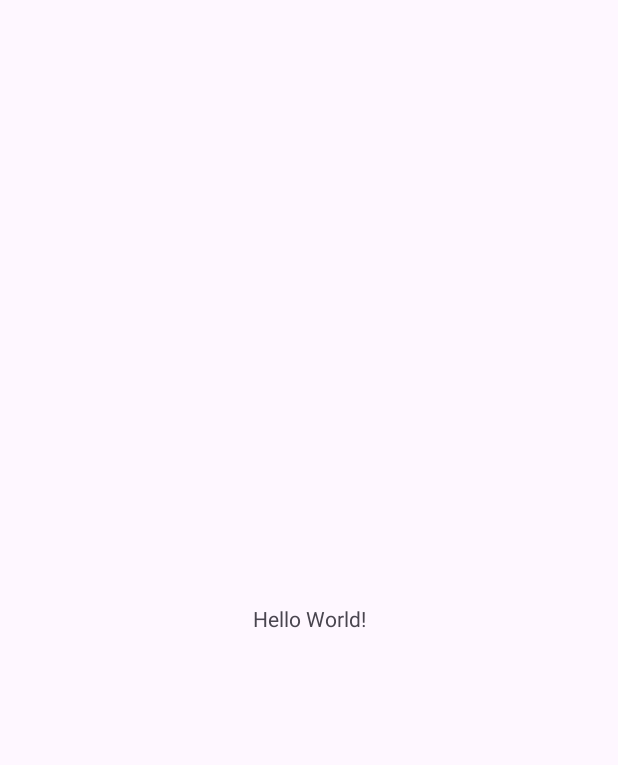
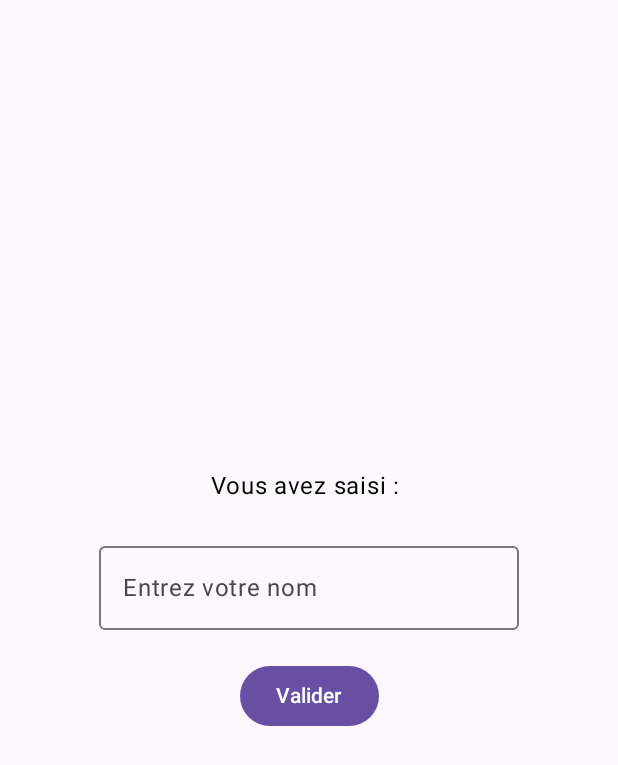
Before and after one commit to elianollivier/R4A11, an Android app built with Jetpack Compose: the screen it shows after launch (MainActivity), on a phone screen of 412 x 824 dp. Before the commit the part shown is almost empty. Shown: the top 765 px of the screen. Run offline under Robolectric (Android 15) with nearby library versions, the phone set to English and light mode, and no system bars.

Commit message:
tp2 bien avancé

```diff
--- a/TP2/app/src/main/AndroidManifest.xml
+++ b/TP2/app/src/main/AndroidManifest.xml
@@ -14,6 +14,7 @@
         tools:targetApi="31">
         <activity
             android:name=".MainActivity"
+
             android:exported="true">
             <intent-filter>
                 <action android:name="android.intent.action.MAIN" />
--- a/TP2/app/src/main/java/com/example/tp2/MainActivity.kt
+++ b/TP2/app/src/main/java/com/example/tp2/MainActivity.kt
@@ -1,22 +1,103 @@
 package com.example.tp2
 
 import android.os.Bundle
-import androidx.activity.enableEdgeToEdge
-import androidx.appcompat.app.AppCompatActivity
-import androidx.core.view.ViewCompat
-import androidx.core.view.WindowInsetsCompat
-import androidx.compose.material3.Text
+import android.widget.Toast
+import androidx.activity.ComponentActivity
+import androidx.activity.compose.setContent
+import androidx.compose.foundation.layout.*
+import androidx.compose.material3.*
+import androidx.compose.runtime.*
+import androidx.compose.ui.Alignment
+import androidx.compose.ui.Modifier
+import androidx.compose.ui.graphics.Color
+import androidx.compose.ui.unit.dp
+import android.content.Intent
 
-
-class MainActivity : AppCompatActivity() {
+class MainActivity : ComponentActivity() {
     override fun onCreate(savedInstanceState: Bundle?) {
         super.onCreate(savedInstanceState)
-        enableEdgeToEdge()
-        setContentView(R.layout.activity_main)
-        ViewCompat.setOnApplyWindowInsetsListener(findViewById(R.id.main)) { v, insets ->
-            val systemBars = insets.getInsets(WindowInsetsCompat.Type.systemBars())
-            v.setPadding(systemBars.left, systemBars.top, systemBars.right, systemBars.bottom)
-            insets
+        setContent {
+            MaterialTheme {
+                MyScreen(
+                    // On doit faire suivre le contexte pour afficher un toast
+                    onShowToast = { msg ->
+                        Toast.makeText(this@MainActivity, msg, Toast.LENGTH_SHORT).show()
+                    },
+                    onNavigateSecondActivity = { text ->
+                        // Lancer la SecondActivity avec le texte
+                        val intent = Intent(this@MainActivity, SecondActivity::class.java)
+                        intent.putExtra("TEXT_SAISI", text)
+                        startActivity(intent)
+                    }
+                )
+            }
         }
     }
 }
+
+@OptIn(ExperimentalMaterial3Api::class)
+@Composable
+fun MyScreen(
+    onShowToast: (String) -> Unit,
+    onNavigateSecondActivity: (String) -> Unit
+) {
+    var nom by remember { mutableStateOf("") }
+    var message by remember { mutableStateOf("") }
+
+    Box(
+        modifier = Modifier
+            .fillMaxSize()
+            .padding(16.dp)
+    ) {
+        Column(
+            modifier = Modifier.fillMaxSize(),
+            horizontalAlignment = Alignment.CenterHorizontally,
+            verticalArrangement = Arrangement.Center
+        ) {
+
+            Spacer(modifier = Modifier.height(20.dp))
+
+            // Affiche ce qu'on tape
+            Text(
+                text = "Vous avez saisi : $nom",
+                color = Color.Black,
+                style = MaterialTheme.typography.bodyLarge
+            )
+
+            Spacer(modifier = Modifier.height(20.dp))
+
+            // Champ texte
+            OutlinedTextField(
+                value = nom,
+                onValueChange = { newValue -> nom = newValue },
+                label = { Text("Entrez votre nom") }
+            )
+
+            Spacer(modifier = Modifier.height(20.dp))
+
+            // Bouton "Valider"
+            Button(onClick = {
+                if (nom.isBlank()) {
+                    // Si vide, on affiche un toast (erreur)
+                    onShowToast("Veuillez saisir un nom avant de valider.")
+                } else {
+                    // Sinon, on crée un message "Bonjour X !"
+                    message = "Bonjour $nom !"
+                    // On lance la seconde activité en lui passant nom
+                    onNavigateSecondActivity(nom)
+                }
+            }) {
+                Text("Valider")
+            }
+
+            Spacer(modifier = Modifier.height(20.dp))
+
+            // Affiche le message validé
+            Text(
+                text = message,
+                color = Color.Black,
+                style = MaterialTheme.typography.bodyLarge
+            )
+        }
+    }
+}
--- a/TP2/gradle/libs.versions.toml
+++ b/TP2/gradle/libs.versions.toml
@@ -1,6 +1,6 @@
 [versions]
 agp = "8.7.2"
-kotlin = "1.9.24"
+kotlin = "1.8.22"
 coreKtx = "1.15.0"
 junit = "4.13.2"
 junitVersion = "1.2.1"
```
Also changed, not shown: TP2/app/build.gradle.kts (+31 -12 lines), TP2/app/src/main/java/com/example/tp2/SecondActivity.kt (added, +23 -0 lines).
